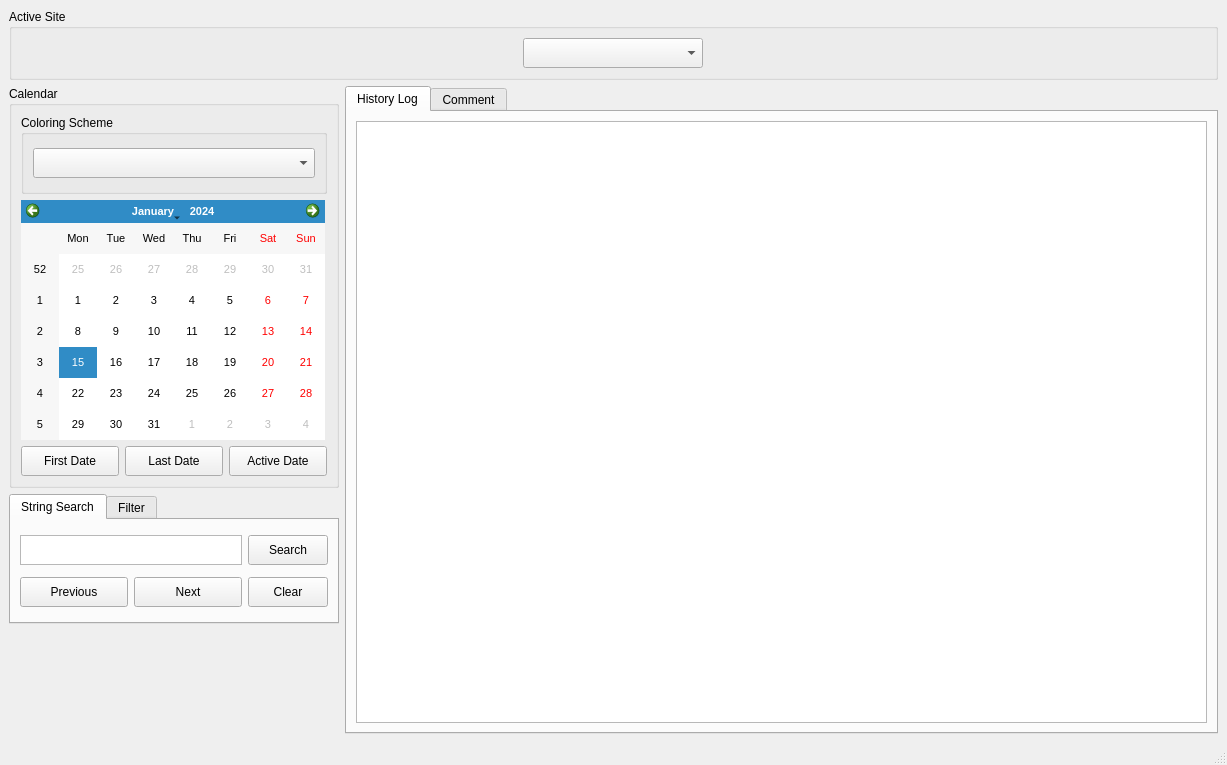
This is resources/ui_mainwindow.ui in komministern/gca_analysis_tool as Qt 5 draws it before an edit. The edited form follows.
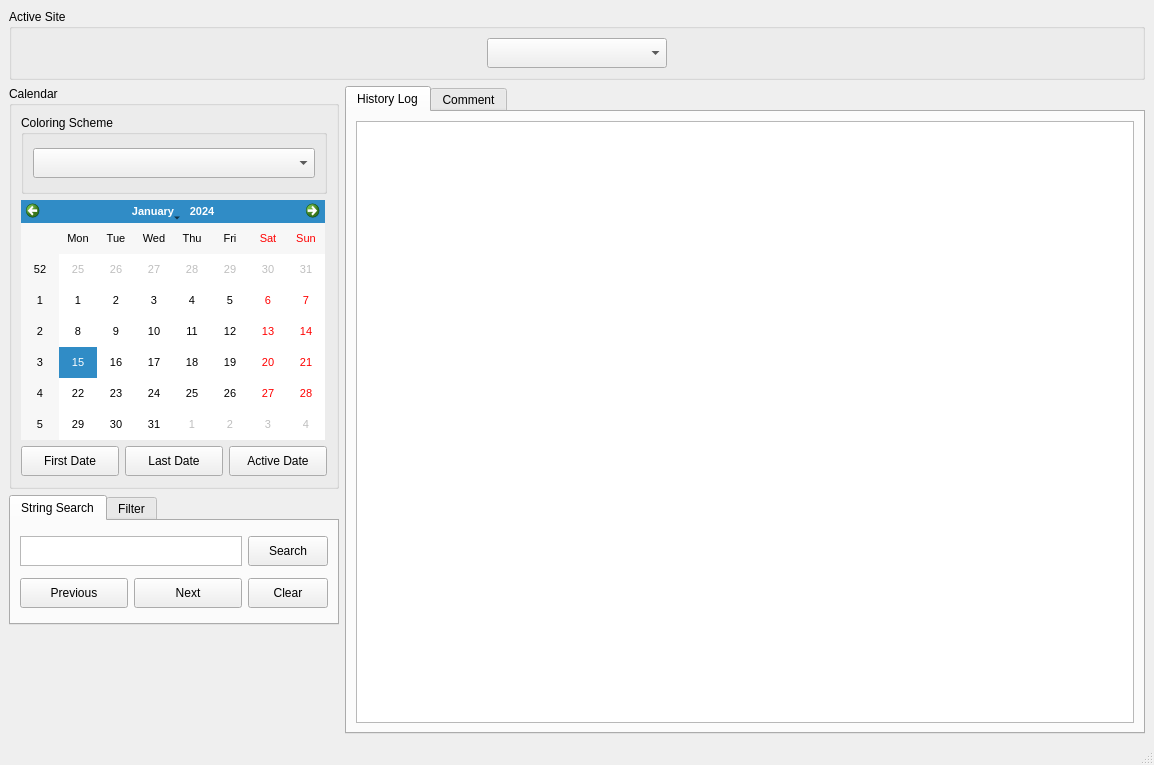
This is the edited form. Custom widgets are drawn as their Qt base class.

Diff of the .ui file:
```diff
--- a/resources/ui_mainwindow.ui
+++ b/resources/ui_mainwindow.ui
@@ -6,7 +6,7 @@
    <rect>
     <x>0</x>
     <y>0</y>
-    <width>1227</width>
+    <width>1154</width>
     <height>765</height>
    </rect>
   </property>
@@ -32,7 +32,7 @@
       <property name="minimumSize">
        <size>
         <width>330</width>
-        <height>0</height>
+        <height>403</height>
        </size>
       </property>
       <property name="maximumSize">
@@ -213,7 +213,17 @@
        </attribute>
        <layout class="QGridLayout" name="gridLayout">
         <item row="0" column="0">
-         <widget class="QTextBrowser" name="textBrowser_HistoryLog"/>
+         <widget class="QTextBrowser" name="textBrowser_HistoryLog">
+          <property name="verticalScrollBarPolicy">
+           <enum>Qt::ScrollBarAsNeeded</enum>
+          </property>
+          <property name="horizontalScrollBarPolicy">
+           <enum>Qt::ScrollBarAsNeeded</enum>
+          </property>
+          <property name="lineWrapMode">
+           <enum>QTextEdit::NoWrap</enum>
+          </property>
+         </widget>
         </item>
        </layout>
       </widget>
```
Left out of the diff: 2 changed lines with no effect on the pictures.
